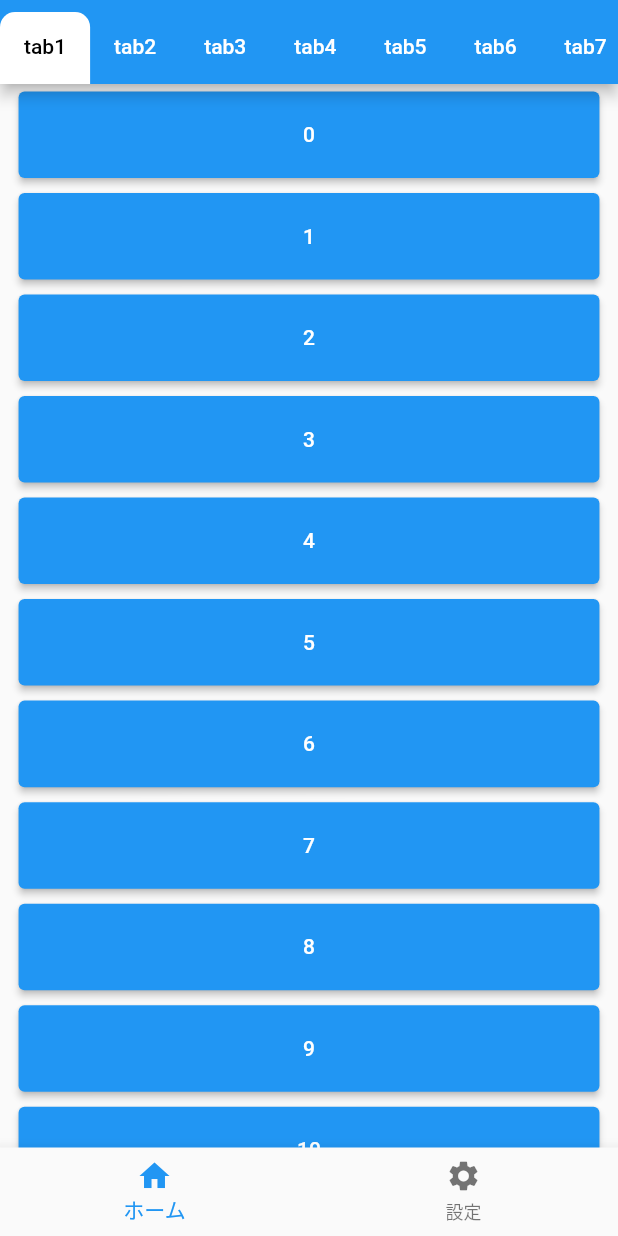
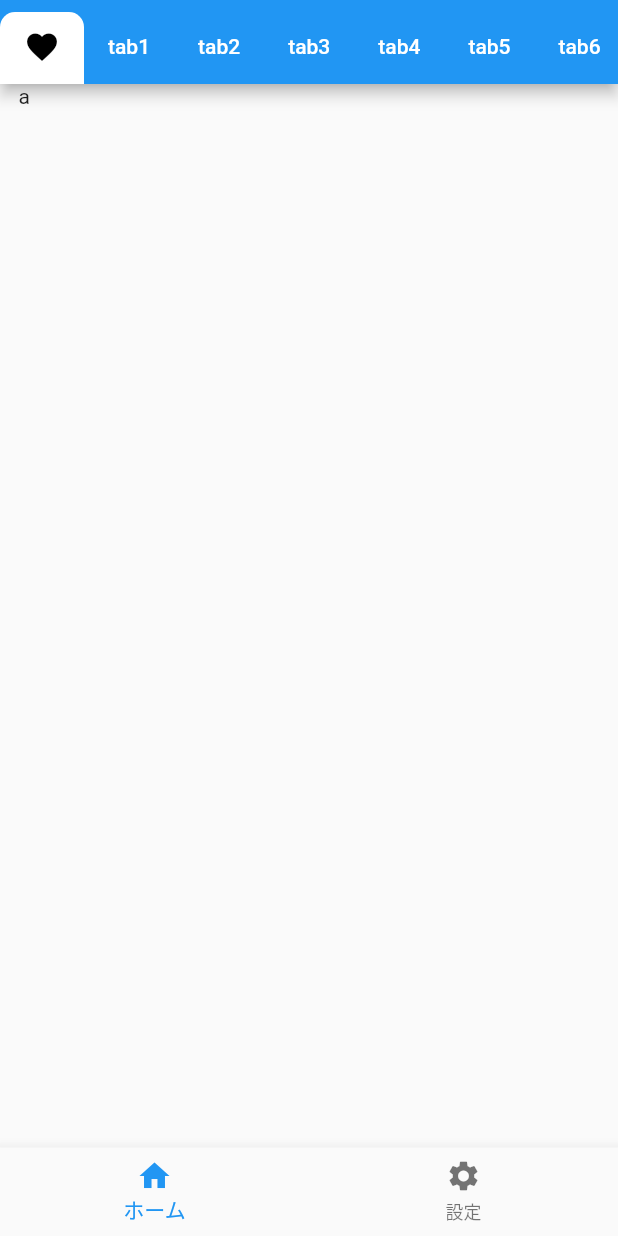
Before and after one commit to Moapp-KimuraYuta/j_button, a Flutter app: the screen it shows after launch, on a phone screen of 412 x 824 dp. Run offline on Flutter 3.47's test engine with Material 2 defaults, Android fonts, the phone set to English and light mode, and no system bars; our stand-ins replace settings_ui.

Commit message:
お気に入りタブを追加

```diff
--- a/lib/src/screens/home.dart
+++ b/lib/src/screens/home.dart
@@ -1,4 +1,5 @@
 import 'package:flutter/material.dart';
+import 'package:j_button/src/screens/tabs/favo_tab.dart';
 import 'package:j_button/src/screens/tabs/tab1.dart';
 import 'package:j_button/src/screens/tabs/tab2.dart';
 import 'package:j_button/src/screens/tabs/tab3.dart';
@@ -15,7 +16,7 @@ class HomeScreen extends StatelessWidget {
   Widget build(BuildContext context) {
     return DefaultTabController(
       // initialIndex: 0, // 最初に表示するタブ
-      length: 8, // タブの数
+      length: 9, // タブの数
       child: Scaffold(
         appBar: AppBar(
           flexibleSpace: Column(
@@ -31,6 +32,7 @@ class HomeScreen extends StatelessWidget {
                 unselectedLabelColor: Colors.white,
                 isScrollable: true,
                 tabs: <Widget>[
+                  Tab(icon: Icon(Icons.favorite)),
                   Tab(text: 'tab1'),
                   Tab(text: 'tab2'),
                   Tab(text: 'tab3'),
@@ -46,6 +48,7 @@ class HomeScreen extends StatelessWidget {
         ),
         body: const TabBarView(
           children: <Widget>[
+            Favorite(),
             Tab1(),
             Tab2(),
             Tab3(),
--- /dev/null
+++ b/lib/src/screens/tabs/favo_tab.dart
@@ -0,0 +1,21 @@
+import 'package:flutter/material.dart';
+
+class Favorite extends StatelessWidget {
+  const Favorite({Key? key}) : super(key: key);
+
+  @override
+  Widget build(BuildContext context) {
+    final Size size = MediaQuery.of(context).size;
+    return Scaffold(
+      body: Center(
+        child: Scrollbar(
+          child: ListView(
+            padding: EdgeInsets.symmetric(
+                vertical: size.height * 0, horizontal: size.width * 0.03),
+            children: const <Widget>[Text('a')],
+          ),
+        ),
+      ),
+    );
+  }
+}
```
